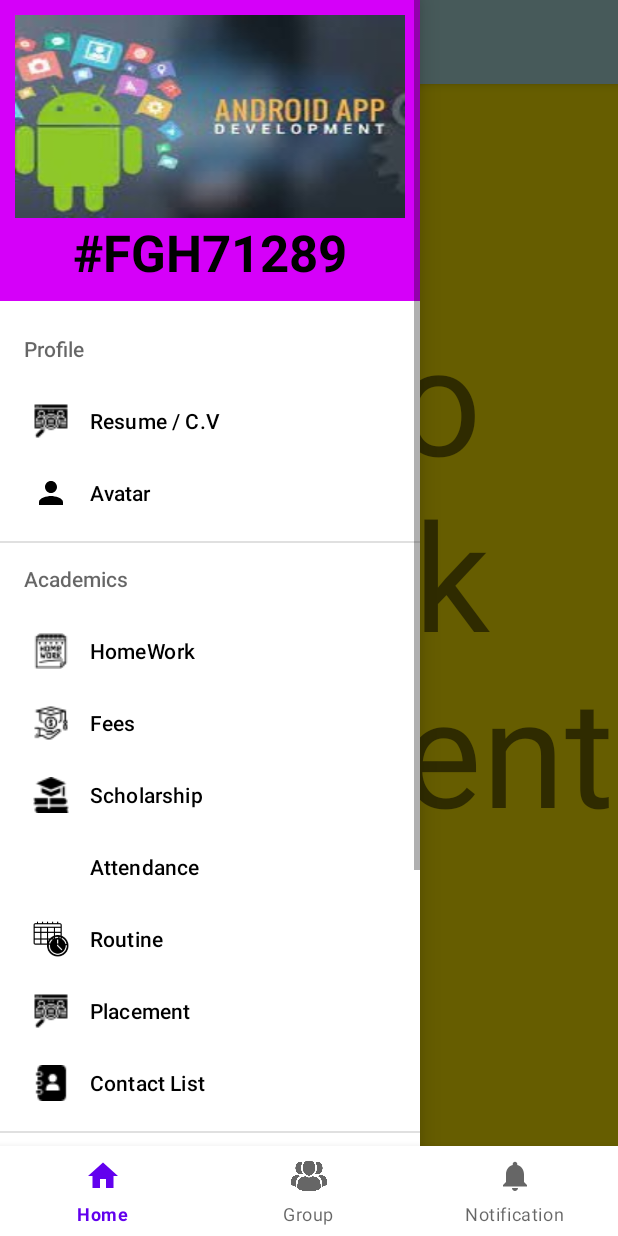
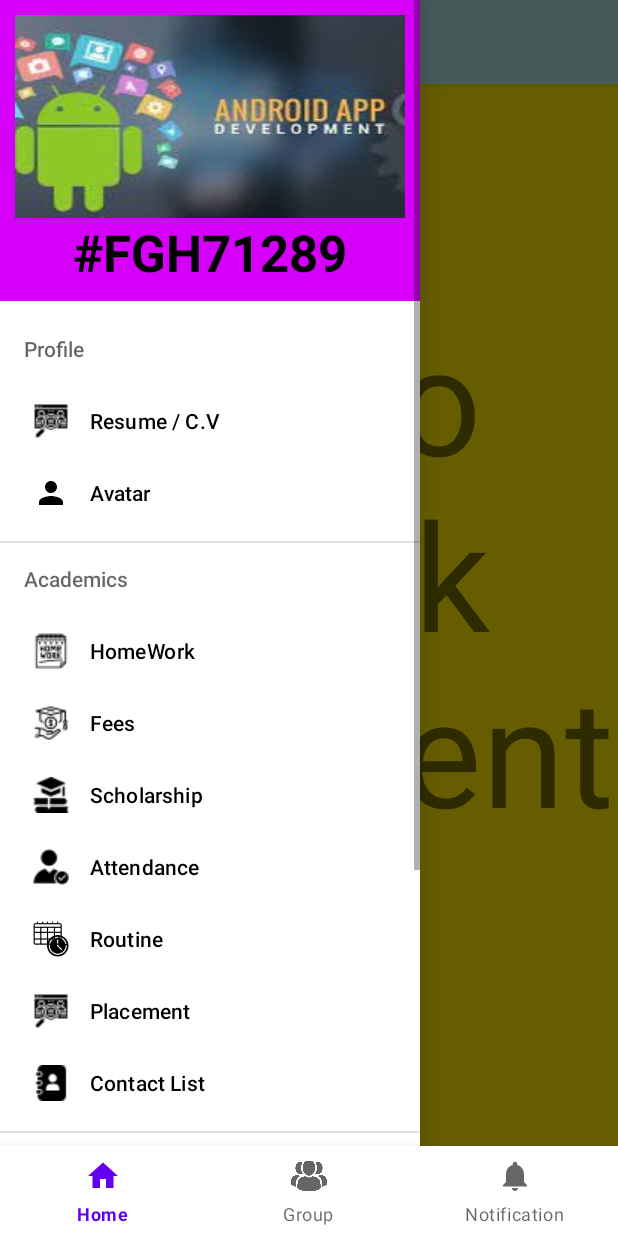
Before and after one commit to TempAc1/ksAppForked, an Android app: the screen it shows after launch (homeSc), with the side drawer open, on a phone screen of 412 x 824 dp. Run offline under Robolectric (Android 15) with nearby library versions, the phone set to English and light mode, and no system bars.

Commit message:
drawer_menu -> added attendance icon.

```diff
--- a/KnowledgeSpaceApk/app/src/main/res/menu/drawer_menu.xml
+++ b/KnowledgeSpaceApk/app/src/main/res/menu/drawer_menu.xml
@@ -3,7 +3,7 @@
     xmlns:tools="http://schemas.android.com/tools"
     tools:showIn = "navigation_view">
 
-    <group android:checkableBehavior="single">
+
         <item
             android:id="@+id/profile"
             android:title="Profile"
@@ -18,7 +18,7 @@
                     android:icon="@drawable/ic_baseline_person_24"/>
             </menu>
         </item>
-    </group>
+
 
     <group android:checkableBehavior="single">
         <item
@@ -39,7 +39,8 @@
                     android:icon="@drawable/scholarship_24">
                 </item>
                 <item android:id="@+id/attendance"
-                    android:title="Attendance">
+                    android:title="Attendance"
+                    android:icon="@drawable/attendance">
                 </item>
                 <item android:id="@+id/routine"
                     android:title="Routine"
--- a/KnowledgeSpaceApk/build.gradle
+++ b/KnowledgeSpaceApk/build.gradle
@@ -1,7 +1,7 @@
 // Top-level build file where you can add configuration options common to all sub-projects/modules.
 plugins {
-    id 'com.android.application' version '7.1.2' apply false
-    id 'com.android.library' version '7.1.2' apply false
+    id 'com.android.application' version '7.1.3' apply false
+    id 'com.android.library' version '7.1.3' apply false
 }
 
 task clean(type: Delete) {
```
Lines whose indentation alone changed are shown as unchanged.
